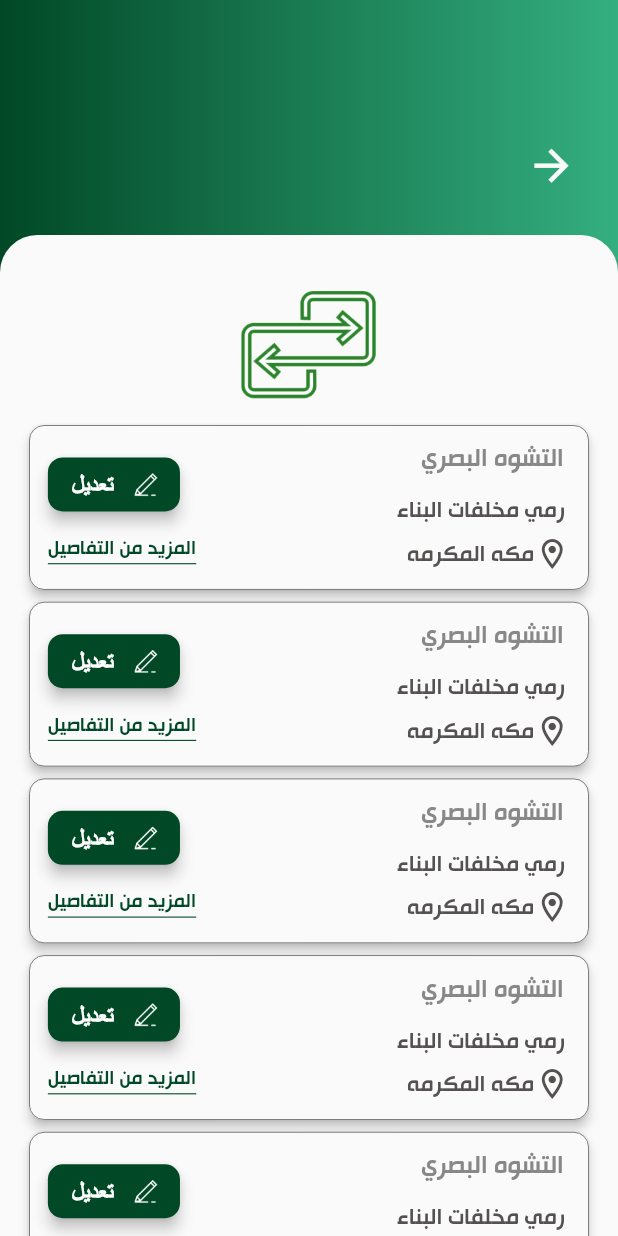
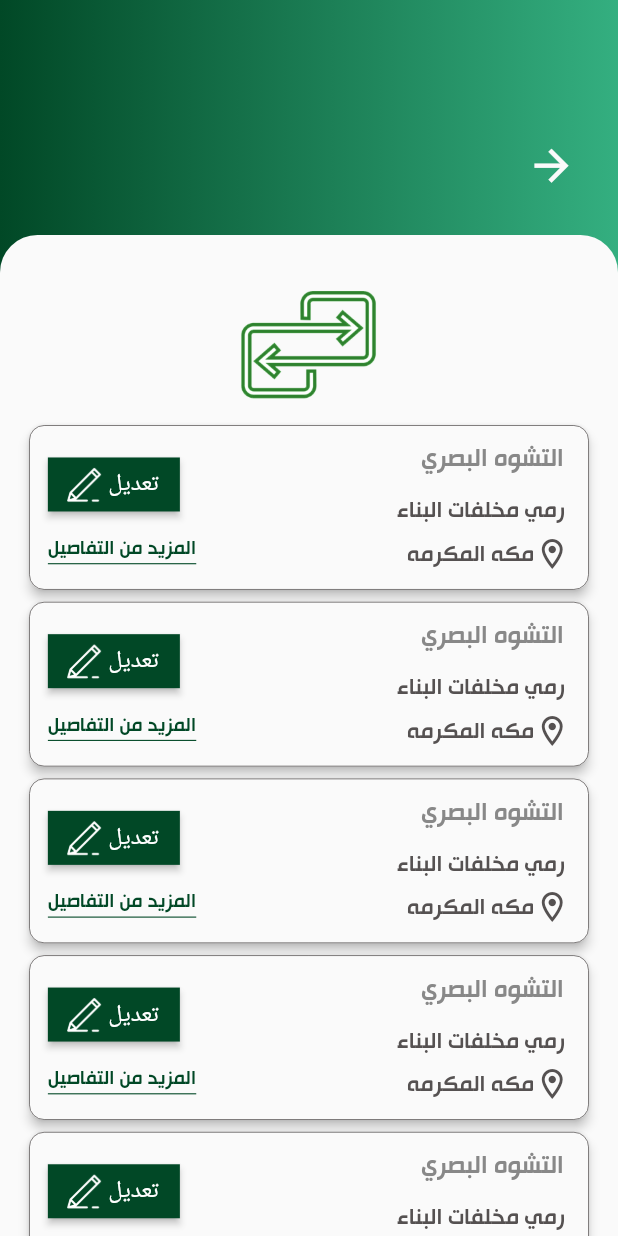
Before and after one commit to zeinabtareek/essnad, a Flutter app: the TasksScreen screen opened by its route, on a phone screen of 412 x 824 dp. Run offline on Flutter 3.47's test engine with Material 2 defaults, Android fonts, the phone set to English and light mode, and no system bars; our stand-ins replace animated_splash_screen, carousel_slider, connectivity_plus, dio, dotted_border, fl_chart and 18 more; missing offline and left inert: email_auth, flutter_dropdown, flutter_google_places_hoc081098, google_api_headers, google_maps_webservice, hijri_picker; accounts and stored records are empty.

Commit message:
Merge remote-tracking branch 'origin/mastedddfr'

```diff
--- a/lib/componant/custom_tasks_status_button.dart
+++ b/lib/componant/custom_tasks_status_button.dart
@@ -19,16 +19,37 @@ class CustomTasksStatusButton extends StatelessWidget {
   Widget build(BuildContext context) {
     return Directionality(
       textDirection: TextDirection.rtl,
-      child: RaisedButton.icon( elevation: 4.0,
-      icon: Image.asset( image,width: 20,height: 20,) ,
-      color: K.mainColor,
-          shape: RoundedRectangleBorder(
-              borderRadius: BorderRadius.circular(10)),
-          onPressed: (){
-            Get.toNamed(AppRoutes.missionScreen);
-          },
-      label: Text(text,style: const TextStyle(
-      color: Colors.white, fontSize: 16.0))),
+      child:RawMaterialButton(
+        fillColor: K.mainColor,
+        splashColor: Colors.grey,
+        textStyle: TextStyle(color: Colors.white),
+        child: Row(
+          mainAxisSize: MainAxisSize.min,
+          children: <Widget>[
+
+          Text(text,style:   TextStyle(
+           color: Colors.white, fontSize: 16.0)),
+        ImageIcon(AssetImage( image,),size: 30,)
+           ]
+        ),
+        onPressed: () {
+          Get.toNamed(AppRoutes.missionScreen);
+        },
+      ),
+
+      // RaisedButton.icon( elevation: 4.0,
+      // icon: Image.asset( image,width: 20,height: 20,) ,
+      // color: K.mainColor,
+      //     shape: RoundedRectangleBorder(
+      //         borderRadius: BorderRadius.circular(10)),
+      //     onPressed: (){
+      //       Get.toNamed(AppRoutes.missionScreen);
+      //     },
+      // label: Text(text,style: const TextStyle(
+      // color: Colors.white, fontSize: 16.0))),
+
+
+
     );
 
   }
--- a/lib/main.dart
+++ b/lib/main.dart
@@ -1,6 +1,7 @@
 import 'package:b_app/helper/dio_integration.dart';
 import 'package:b_app/routes/app_route.dart';
 import 'package:b_app/routes/app_screen.dart';
+import 'package:b_app/screens/tasks_screen/tasks_screen.dart';
 import 'package:flutter/material.dart';
 import 'package:flutter/services.dart';
 import 'package:flutter_screenutil/flutter_screenutil.dart';
@@ -60,8 +61,8 @@ class MyApp extends StatelessWidget {
               appBarTheme: const AppBarTheme(backgroundColor: K.kBackGroundColor),
               scaffoldBackgroundColor: K.kBackGroundColor,
             ),
-            // home: buildImageWidget(),
-            initialRoute: AppRoutes.home,
+            home: TasksScreen(addressName: 'vkmvkmv',),
+            // initialRoute: AppRoutes.home,
             getPages: AppScreens.screens,
           ),
         ),
--- a/lib/screens/add_violation_screen/add_violation_screen.dart
+++ b/lib/screens/add_violation_screen/add_violation_screen.dart
@@ -198,7 +198,8 @@ class _AddViolationScreenState extends State<AddViolationScreen> {
                                 height: 70.h,
                                 width: K.width,
                                 margin: EdgeInsets.symmetric(
-                                    horizontal: 0.0.w, vertical: 15.h),
+                                    horizontal: 0.0.w, vertical: 15.h
+                                ),
                                 padding: K.fixedPadding,
                                 decoration: K.TextFieldboxDecoration,
                                 child: DropdownButton(
--- a/lib/screens/add_violation_screen/widgets/share_to_other_media.dart
+++ b/lib/screens/add_violation_screen/widgets/share_to_other_media.dart
@@ -90,7 +90,7 @@ class ShareWithMedia extends StatelessWidget {
               },
               child: Column(
                 children: [
-                    Icon(FontAwesomeIcons.filePdf,
+                    const Icon(FontAwesomeIcons.filePdf,
                       size: 30, color: K.grayColor),
                   K.sizedBoxH,
                   const Text('حفظ '),
--- a/lib/screens/map_screen/map_screen.dart
+++ b/lib/screens/map_screen/map_screen.dart
@@ -121,7 +121,7 @@ class _MapScreenState extends State<MapScreen> {
                       )
                   )
               ),
-              Positioned(
+              const Positioned(
                   left: -20,
                   right: -20,
                   bottom: -15,
```
Also changed, not shown: lib/componant/disable_phone_button.dart (+33 -36 lines), pubspec.lock, 4 other files.
